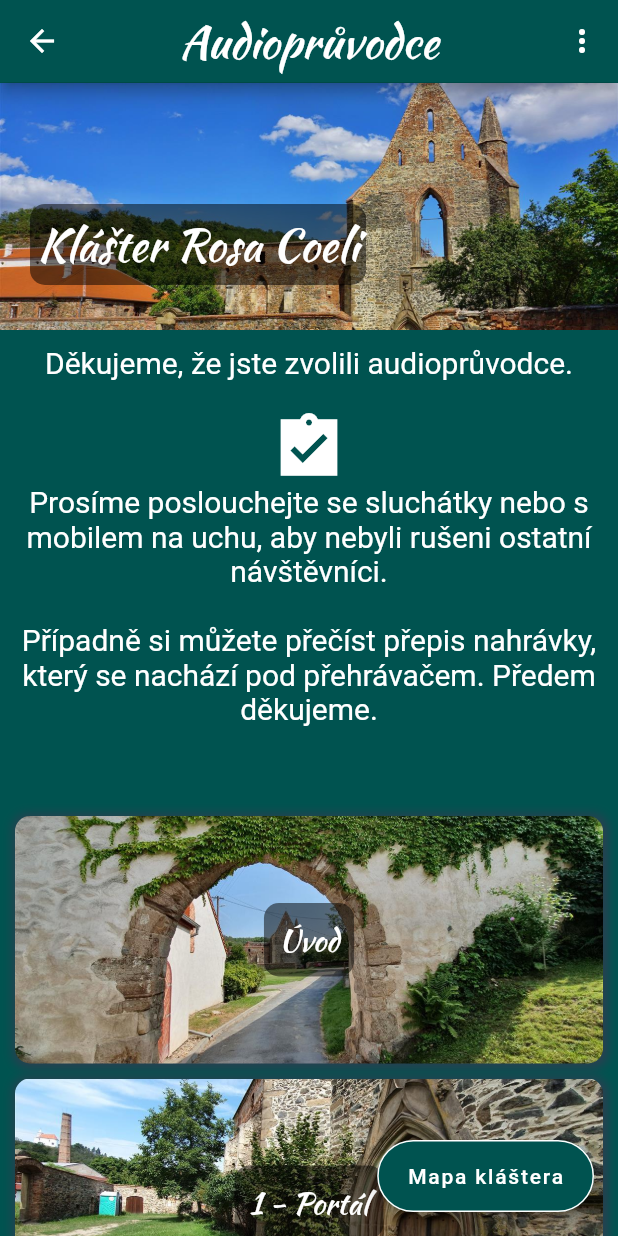
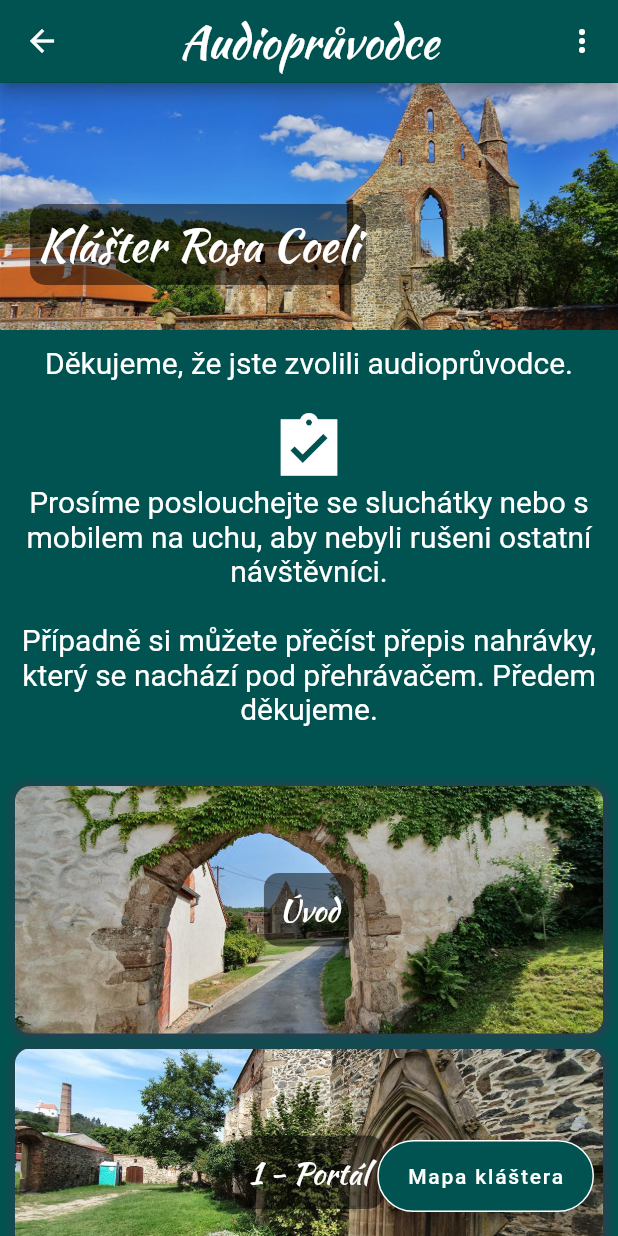
Before and after one commit to zowelu/dolni_kounice, a Flutter app: the AudioGuideRosaCoeli screen opened by its route, on a phone screen of 412 x 824 dp. Run offline on Flutter 3.47's test engine with Material 2 defaults, Android fonts, the phone set to English and light mode, and no system bars; our stand-ins replace audioplayers, photo_view.

Commit message:
upraveno odsazení v audio_guide_rosa_coeli.dart mezi textem a kapitolami

```diff
--- a/lib/screens/audio_guide_rosa_coeli.dart
+++ b/lib/screens/audio_guide_rosa_coeli.dart
@@ -62,7 +62,7 @@ class _AudioGuideRosaCoeliState extends State<AudioGuideRosaCoeli> {
                     color: kDefaultColorTextWhite,
                     fontSize: kDefaultFontSizeText),
               ),
-              SizedBox(height: kDefaultMarginLarger),
+              SizedBox(height: kDefaultMargin),
             ],
           ),
         ),
```
